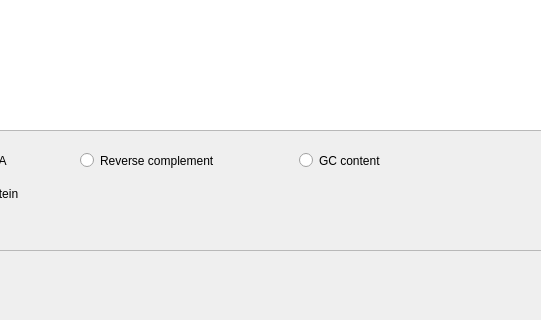
mohamedhamidat/pyqt4Bio, file src/window.ui: the form before one commit; both pictures show x 146 to 687 and y 119 to 439 of the 1332 by 718 pixel window.
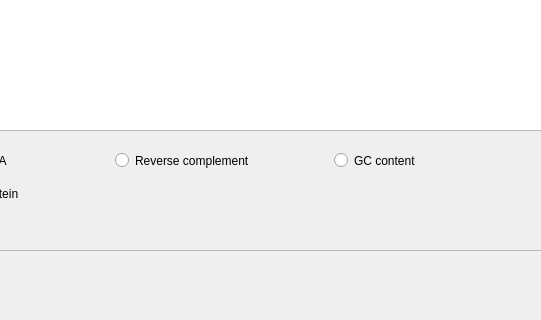
The form after the commit.

```diff
--- a/src/window.ui
+++ b/src/window.ui
@@ -107,7 +107,7 @@
    <widget class="QRadioButton" name="reverse_complement_radioBtn">
     <property name="geometry">
      <rect>
-      <x>226</x>
+      <x>261</x>
       <y>247</y>
       <width>209</width>
       <height>27</height>
@@ -120,7 +120,7 @@
    <widget class="QRadioButton" name="gc_content_radioBtn">
     <property name="geometry">
      <rect>
-      <x>445</x>
+      <x>480</x>
       <y>247</y>
       <width>127</width>
       <height>27</height>
```
